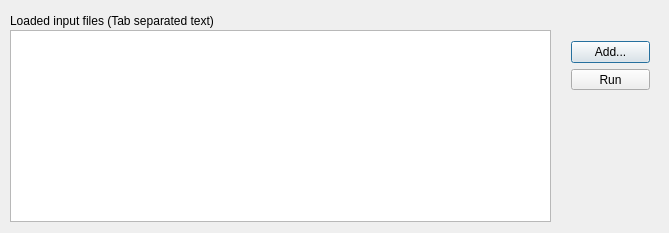
Before: the Qt Designer form dialog.ui in tdmatsu/FlashCardCreator, drawn with Qt 5.
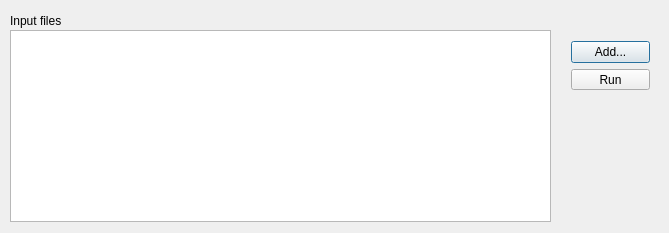
After: the same form once the commit is applied.

Commit message: updated label text

```diff
--- a/dialog.ui
+++ b/dialog.ui
@@ -23,7 +23,7 @@
     </rect>
    </property>
    <property name="text">
-    <string>Loaded input files (Tab separated text)</string>
+    <string>Input files</string>
    </property>
   </widget>
   <widget class="QTableView" name="tableView">
```
